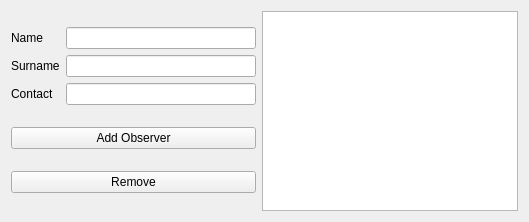
First picture: the form in kstars/oal/observeradd.ui, repository KDE/kstars, before the edit.
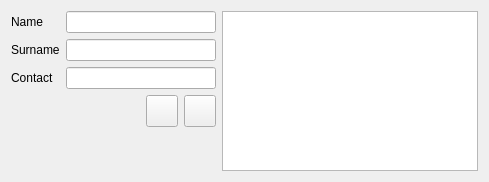
Second picture: the form after the edit.

Diff of the .ui file:
```diff
--- a/kstars/oal/observeradd.ui
+++ b/kstars/oal/observeradd.ui
@@ -6,25 +6,31 @@
    <rect>
     <x>0</x>
     <y>0</y>
-    <width>529</width>
-    <height>222</height>
+    <width>489</width>
+    <height>182</height>
    </rect>
   </property>
   <property name="sizePolicy">
-   <sizepolicy hsizetype="Preferred" vsizetype="Preferred">
-    <horstretch>54</horstretch>
-    <verstretch>40</verstretch>
+   <sizepolicy hsizetype="MinimumExpanding" vsizetype="MinimumExpanding">
+    <horstretch>0</horstretch>
+    <verstretch>0</verstretch>
    </sizepolicy>
   </property>
+  <property name="minimumSize">
+   <size>
+    <width>200</width>
+    <height>100</height>
+   </size>
+  </property>
   <property name="windowTitle">
    <string>Manage Observers</string>
   </property>
-  <layout class="QGridLayout" name="gridLayout_4">
-   <item row="0" column="0">
-    <layout class="QGridLayout" name="gridLayout_3">
-     <item row="0" column="0">
-      <layout class="QGridLayout" name="gridLayout_2">
-       <item row="0" column="0">
+  <layout class="QHBoxLayout" name="horizontalLayout_2">
+   <item>
+    <layout class="QVBoxLayout" name="verticalLayout_2">
+     <item>
+      <layout class="QVBoxLayout" name="verticalLayout">
+       <item>
         <layout class="QGridLayout" name="gridLayout">
          <item row="0" column="0">
           <widget class="QLabel" name="label">
@@ -58,27 +64,88 @@
          </item>
         </layout>
        </item>
-       <item row="1" column="0">
-        <widget class="QPushButton" name="AddObserver">
-         <property name="text">
-          <string>Add Observer</string>
-         </property>
-        </widget>
-       </item>
-       <item row="2" column="0">
-        <widget class="QPushButton" name="RemoveObserver">
-         <property name="text">
-          <string>Remove</string>
-         </property>
-        </widget>
+       <item>
+        <layout class="QHBoxLayout" name="horizontalLayout">
+         <item>
+          <spacer name="horizontalSpacer">
+           <property name="orientation">
+            <enum>Qt::Horizontal</enum>
+           </property>
+           <property name="sizeHint" stdset="0">
+            <size>
+             <width>40</width>
+             <height>20</height>
+            </size>
+           </property>
+          </spacer>
+         </item>
+         <item>
+          <widget class="QPushButton" name="AddObserverB">
+           <property name="minimumSize">
+            <size>
+             <width>32</width>
+             <height>32</height>
+            </size>
+           </property>
+           <property name="maximumSize">
+            <size>
+             <width>32</width>
+             <height>32</height>
+            </size>
+           </property>
+           <property name="text">
+            <string/>
+           </property>
+          </widget>
+         </item>
+         <item>
+          <widget class="QPushButton" name="RemoveObserverB">
+           <property name="minimumSize">
+            <size>
+             <width>32</width>
+             <height>32</height>
+            </size>
+           </property>
+           <property name="maximumSize">
+            <size>
+             <width>32</width>
+             <height>32</height>
+            </size>
+           </property>
+           <property name="text">
+            <string/>
+           </property>
+          </widget>
+         </item>
+        </layout>
        </item>
       </layout>
      </item>
-     <item row="0" column="1">
-      <widget class="QTableView" name="tableView"/>
+     <item>
+      <spacer name="verticalSpacer">
+       <property name="orientation">
+        <enum>Qt::Vertical</enum>
+       </property>
+       <property name="sizeHint" stdset="0">
+        <size>
+         <width>20</width>
+         <height>40</height>
+        </size>
+       </property>
+      </spacer>
      </item>
     </layout>
    </item>
+   <item>
+    <widget class="QTableView" name="tableView">
+     <property name="sizePolicy">
+      <sizepolicy hsizetype="Preferred" vsizetype="Preferred">
+       <horstretch>0</horstretch>
+       <verstretch>0</verstretch>
+      </sizepolicy>
+     </property>
+    </widget>
+   </item>
   </layout>
  </widget>
  <resources/>
```
